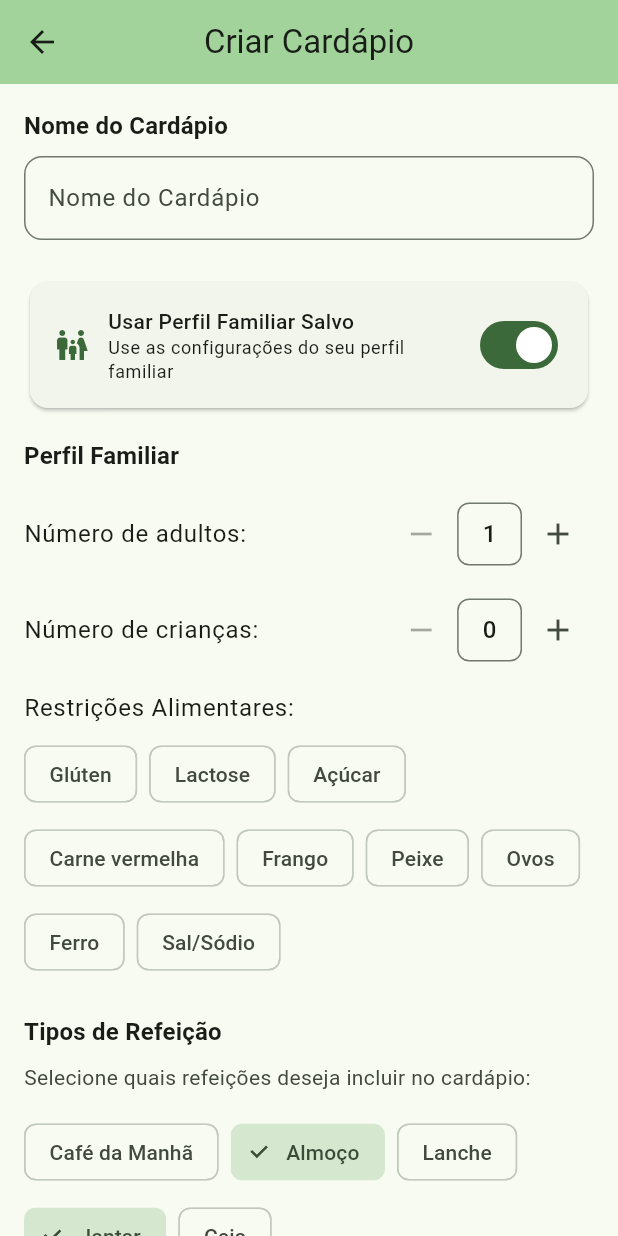
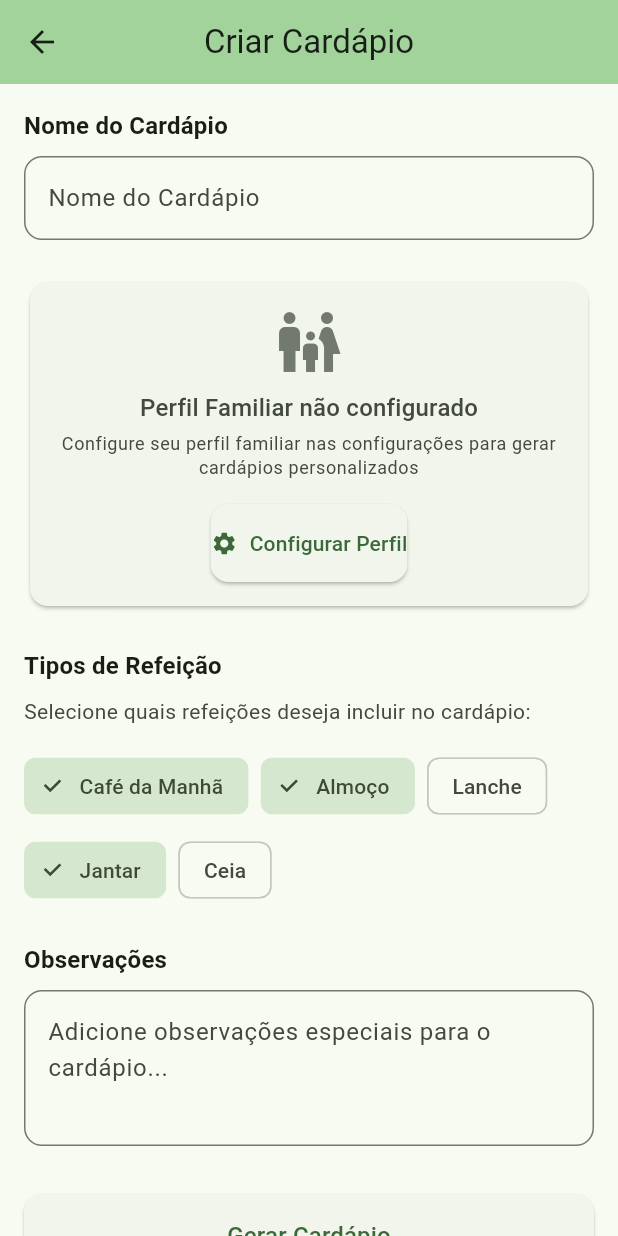
Before and after one commit to iallengabio/nutriplan, a Flutter app: the CriarCardapioScreen screen opened directly, on a phone screen of 412 x 824 dp. Run offline on Flutter 3.47's test engine with Material 3 defaults, Android fonts, the phone set to English and light mode, and no system bars; our stand-ins replace cloud_firestore, file_picker, firebase_auth, firebase_core, flutter_dotenv, flutter_riverpod and 5 more; accounts and stored records are empty; generated files the repository leaves out were written again.

Commit message:
refactor: extrair métodos privados para widgets separados na tela de criação de cardápio
- Criar PerfilInfoItemWidget para itens de informação reutilizáveis
- Criar PerfilFamiliarInfoWidget para seção completa do perfil
- Remover métodos privados _buildPerfilFamiliarInfo e _buildInfoItem
- Melhorar performance com widgets otimizados para re-renderização

```diff
--- a/lib/src/domain/services/user_initialization_service.dart
+++ b/lib/src/domain/services/user_initialization_service.dart
@@ -1,6 +1,5 @@
 import 'package:result_dart/result_dart.dart';
 import '../models/user.dart';
-import '../models/perfil_familiar.dart';
 import '../repositories/family_profile_repository.dart';
 
 /// Serviço responsável pela inicialização de novos usuários
--- a/lib/src/presentation/features/home/cardapios/criar_cardapio_screen.dart
+++ b/lib/src/presentation/features/home/cardapios/criar_cardapio_screen.dart
@@ -1,16 +1,14 @@
 import 'package:flutter/material.dart';
 import 'package:flutter_riverpod/flutter_riverpod.dart';
-import '../../../../domain/models/perfil_familiar.dart';
 import '../../../../domain/models/refeicao.dart';
 import 'editar_cardapio_screen.dart';
 import 'menu_viewmodel.dart';
-import 'widgets/perfil_familiar_widget.dart';
 import 'widgets/tipos_refeicao_widget.dart';
 import 'widgets/observacoes_widget.dart';
 import 'widgets/nome_cardapio_widget.dart';
 import 'widgets/botoes_acao_widget.dart';
+import 'widgets/perfil_familiar_info_widget.dart';
 import '../../../../di.dart';
-import '../../profile/family_profile_viewmodel.dart';
 
 class CriarCardapioScreen extends ConsumerStatefulWidget {
   const CriarCardapioScreen({super.key});
@@ -24,37 +22,15 @@ class _CriarCardapioScreenState extends ConsumerState<CriarCardapioScreen> {
   final _nomeController = TextEditingController();
   final _observacoesController = TextEditingController();
 
-  int _numeroAdultos = 2;
-  int _numeroCriancas = 0;
-  Set<RestricaoAlimentar> _restricoesAlimentares = {};
-  Set<TipoRefeicao> _tiposRefeicao = {TipoRefeicao.almoco, TipoRefeicao.jantar};
+  Set<TipoRefeicao> _tiposRefeicao = {TipoRefeicao.cafeManha, TipoRefeicao.almoco, TipoRefeicao.jantar};
   String? _erroTiposRefeicao;
-  bool _usarPerfilSalvo = true;
 
   @override
   void initState() {
     super.initState();
-    WidgetsBinding.instance.addPostFrameCallback((_) {
-      _carregarPerfilFamiliar();
-    });
   }
 
-  void _carregarPerfilFamiliar() async {
-    final familyProfileViewModel = ref.read(familyProfileViewModelProvider.notifier);
-    await familyProfileViewModel.carregarPerfil();
 
-    final state = ref.read(familyProfileViewModelProvider);
-    if (state.perfil != null && mounted) {
-      setState(() {
-        _numeroAdultos = state.perfil!.numeroAdultos;
-        _numeroCriancas = state.perfil!.numeroCriancas;
-        _restricoesAlimentares = Set.from(state.perfil!.restricoesAlimentares);
-        if (state.perfil!.observacoesAdicionais != null) {
-          _observacoesController.text = state.perfil!.observacoesAdicionais!;
-        }
-      });
-    }
-  }
 
   @override
   void dispose() {
@@ -86,28 +62,7 @@ class _CriarCardapioScreenState extends ConsumerState<CriarCardapioScreen> {
                 hintText: 'Ex: Cardápio da Semana (opcional)',
               ),
               const SizedBox(height: 24),
-              _buildPerfilSalvoSwitch(),
-              const SizedBox(height: 16),
-              PerfilFamiliarWidget(
-                  numeroAdultos: _numeroAdultos,
-                  numeroCriancas: _numeroCriancas,
-                  restricoesAlimentares: _restricoesAlimentares,
-                  onAdultosChanged: (valor) {
-                    setState(() {
-                      _numeroAdultos = valor;
-                    });
-                  },
-                  onCriancasChanged: (valor) {
-                    setState(() {
-                      _numeroCriancas = valor;
-                    });
-                  },
-                  onRestricaoChanged: (restricoes) {
-                    setState(() {
-                      _restricoesAlimentares = restricoes;
-                    });
-                  },
-                ),
+              const PerfilFamiliarInfoWidget(),
               const SizedBox(height: 24),
               TiposRefeicaoWidget(
                   tiposSelecionados: _tiposRefeicao,
@@ -137,55 +92,7 @@ class _CriarCardapioScreenState extends ConsumerState<CriarCardapioScreen> {
     );
   }
 
-  Widget _buildPerfilSalvoSwitch() {
-    final familyProfileState = ref.watch(familyProfileViewModelProvider);
-    final temPerfilSalvo = familyProfileState.perfil != null;
 
-    if (!temPerfilSalvo) {
-      return const SizedBox.shrink();
-    }
-
-    return Card(
-      child: Padding(
-        padding: const EdgeInsets.all(16.0),
-        child: Row(
-          children: [
-            Icon(
-              Icons.family_restroom,
-              color: Theme.of(context).colorScheme.primary,
-            ),
-            const SizedBox(width: 12),
-            Expanded(
-              child: Column(
-                crossAxisAlignment: CrossAxisAlignment.start,
-                children: [
-                  const Text(
-                    'Usar Perfil Familiar Salvo',
-                    style: TextStyle(fontWeight: FontWeight.w500),
-                  ),
-                  Text(
-                    'Use as configurações do seu perfil familiar',
-                    style: Theme.of(context).textTheme.bodySmall,
-                  ),
-                ],
-              ),
-            ),
-            Switch(
-              value: _usarPerfilSalvo,
-              onChanged: (value) {
-                setState(() {
-                  _usarPerfilSalvo = value;
-                  if (value) {
-                    _carregarPerfilFamiliar();
-                  }
-                });
-              },
-            ),
-          ],
-        ),
-      ),
-    );
-  }
 
   void _gerarCardapio(MenuViewModel menuViewModel) async {
     if (!_formKey.currentState!.validate()) {
@@ -202,74 +109,18 @@ class _CriarCardapioScreenState extends ConsumerState<CriarCardapioScreen> {
       return;
     }
 
-    // Obter o perfil salvo ou criar um novo
+    // Obter o perfil familiar
     final familyProfileState = ref.read(familyProfileViewModelProvider);
-    final familyProfileViewModel = ref.read(familyProfileViewModelProvider.notifier);
+    final perfil = familyProfileState.perfil;
 
-    PerfilFamiliar perfil;
-
-    if (_usarPerfilSalvo && familyProfileState.perfil != null) {
-      // Usar perfil salvo, mas atualizar com valores da tela se diferentes
-      perfil = familyProfileState.perfil!;
-
-      // Verificar se houve mudanças e atualizar o perfil salvo
-      bool houveMudancas = false;
-
-      if (perfil.numeroAdultos != _numeroAdultos) {
-        familyProfileViewModel.atualizarNumeroAdultos(_numeroAdultos);
-        houveMudancas = true;
-      }
-
-      if (perfil.numeroCriancas != _numeroCriancas) {
-        familyProfileViewModel.atualizarNumeroCriancas(_numeroCriancas);
-        houveMudancas = true;
-      }
-
-      if (!perfil.restricoesAlimentares.containsAll(_restricoesAlimentares) ||
-          !_restricoesAlimentares.containsAll(perfil.restricoesAlimentares)) {
-        // Atualizar restrições
-        for (final restricao in _restricoesAlimentares) {
-          if (!perfil.restricoesAlimentares.contains(restricao)) {
-            familyProfileViewModel.adicionarRestricao(restricao);
-            houveMudancas = true;
-          }
-        }
-        for (final restricao in perfil.restricoesAlimentares) {
-          if (!_restricoesAlimentares.contains(restricao)) {
-            familyProfileViewModel.removerRestricao(restricao);
-            houveMudancas = true;
-          }
-        }
-      }
-
-      final observacoesAtuais = _observacoesController.text.trim().isEmpty
-          ? null
-          : _observacoesController.text.trim();
-      if (perfil.observacoesAdicionais != observacoesAtuais) {
-        familyProfileViewModel.atualizarObservacoes(observacoesAtuais ?? '');
-        houveMudancas = true;
-      }
-
-      // Salvar mudanças se houver
-      if (houveMudancas) {
-        await familyProfileViewModel.salvarPerfil();
-      }
-
-      // Usar o perfil atualizado
-      final updatedState = ref.read(familyProfileViewModelProvider);
-      perfil = updatedState.perfil ?? perfil;
-    } else {
-      // Criar perfil temporário
-      perfil = PerfilFamiliar(
-        id: DateTime.now().millisecondsSinceEpoch.toString(),
-        numeroAdultos: _numeroAdultos,
-        numeroCriancas: _numeroCriancas,
-        restricoesAlimentares: _restricoesAlimentares,
-        observacoesAdicionais: _observacoesController.text.trim().isEmpty
-            ? null
-            : _observacoesController.text.trim(),
-        dataUltimaAtualizacao: DateTime.now(),
+    if (perfil == null) {
+      ScaffoldMessenger.of(context).showSnackBar(
+        const SnackBar(
+          content: Text('Perfil familiar não configurado. Configure seu perfil nas configurações.'),
+          backgroundColor: Colors.red,
+        ),
       );
+      return;
     }
 
     await menuViewModel.gerarMenu(
@@ -281,7 +132,7 @@ class _CriarCardapioScreenState extends ConsumerState<CriarCardapioScreen> {
       observacoesAdicionais: _observacoesController.text.trim().isEmpty
           ? null
           : _observacoesController.text.trim(),
-      numberOfPeople: _numeroAdultos + _numeroCriancas,
+      numberOfPeople: perfil.numeroAdultos + perfil.numeroCriancas,
     );
 
     // Se a geração foi bem-sucedida, navegar para a tela de edição
--- /dev/null
+++ b/lib/src/presentation/features/home/cardapios/widgets/perfil_familiar_info_widget.dart
@@ -0,0 +1,134 @@
+import 'package:flutter/material.dart';
+import 'package:flutter_riverpod/flutter_riverpod.dart';
+import '../../../../../di.dart';
+import '../../../profile/family_profile_page.dart';
+import 'perfil_info_item_widget.dart';
+
+class PerfilFamiliarInfoWidget extends ConsumerWidget {
+  const PerfilFamiliarInfoWidget({super.key});
+
+  @override
+  Widget build(BuildContext context, WidgetRef ref) {
+    final familyProfileState = ref.watch(familyProfileViewModelProvider);
+    final perfil = familyProfileState.perfil;
+
+    if (perfil == null) {
+      return Card(
+        child: Padding(
+          padding: const EdgeInsets.all(16.0),
+          child: Column(
+            children: [
+              Icon(
+                Icons.family_restroom_outlined,
+                size: 48,
+                color: Theme.of(context).colorScheme.outline,
+              ),
+              const SizedBox(height: 8),
+              Text(
+                'Perfil Familiar não configurado',
+                style: Theme.of(context).textTheme.titleMedium?.copyWith(
+                  color: Theme.of(context).colorScheme.onSurfaceVariant,
+                ),
+              ),
+              const SizedBox(height: 4),
+              Text(
+                'Configure seu perfil familiar nas configurações para gerar cardápios personalizados',
+                style: Theme.of(context).textTheme.bodySmall?.copyWith(
+                  color: Theme.of(context).colorScheme.onSurfaceVariant,
+                ),
+                textAlign: TextAlign.center,
+              ),
+              const SizedBox(height: 16),
+              ElevatedButton.icon(
+                onPressed: () {
+                  Navigator.of(context).push(
+                    MaterialPageRoute(
+                      builder: (context) => const FamilyProfilePage(),
+                    ),
+                  );
+                },
+                icon: const Icon(Icons.settings),
+                label: const Text('Configurar Perfil'),
+              ),
+            ],
+          ),
+        ),
+      );
+    }
+
+    return Card(
+      child: Padding(
+        padding: const EdgeInsets.all(16.0),
+        child: Column(
+          crossAxisAlignment: CrossAxisAlignment.start,
+          children: [
+            Row(
+              children: [
+                Icon(
+                  Icons.family_restroom,
+                  color: Theme.of(context).colorScheme.primary,
+                ),
+                const SizedBox(width: 12),
+                Expanded(
+                  child: Text(
+                    'Perfil Familiar',
+                    style: Theme.of(context).textTheme.titleMedium?.copyWith(
+                      fontWeight: FontWeight.w500,
+                    ),
+                  ),
+                ),
+                TextButton.icon(
+                  onPressed: () {
+                    Navigator.of(context).push(
+                      MaterialPageRoute(
+                        builder: (context) => const FamilyProfilePage(),
+                      ),
+                    );
+                  },
+                  icon: const Icon(Icons.edit, size: 16),
+                  label: const Text('Editar'),
+                ),
+              ],
+            ),
+            const SizedBox(height: 12),
+            Row(
+              children: [
+                Expanded(
+                  child: PerfilInfoItemWidget(
+                    label: 'Adultos',
+                    value: perfil.numeroAdultos.toString(),
+                    icon: Icons.person,
+                  ),
+                ),
+                const SizedBox(width: 16),
+                Expanded(
+                  child: PerfilInfoItemWidget(
+                    label: 'Crianças',
+                    value: perfil.numeroCriancas.toString(),
+                    icon: Icons.child_care,
+                  ),
+                ),
+              ],
+            ),
+            if (perfil.restricoesAlimentares.isNotEmpty) ...[
+              const SizedBox(height: 12),
+              PerfilInfoItemWidget(
+                label: 'Restrições',
+                value: perfil.restricoesAlimentares.map((r) => r.displayName).join(', '),
+                icon: Icons.no_food,
+              ),
+            ],
+            if (perfil.observacoesAdicionais?.isNotEmpty == true) ...[
+              const SizedBox(height: 12),
+              PerfilInfoItemWidget(
+                label: 'Observações',
+                value: perfil.observacoesAdicionais!,
+                icon: Icons.note,
+              ),
+            ],
+          ],
+        ),
+      ),
+    );
+  }
+}
```
Also changed, not shown: lib/src/presentation/features/home/cardapios/widgets/perfil_info_item_widget.dart (added, +47 -0 lines).
